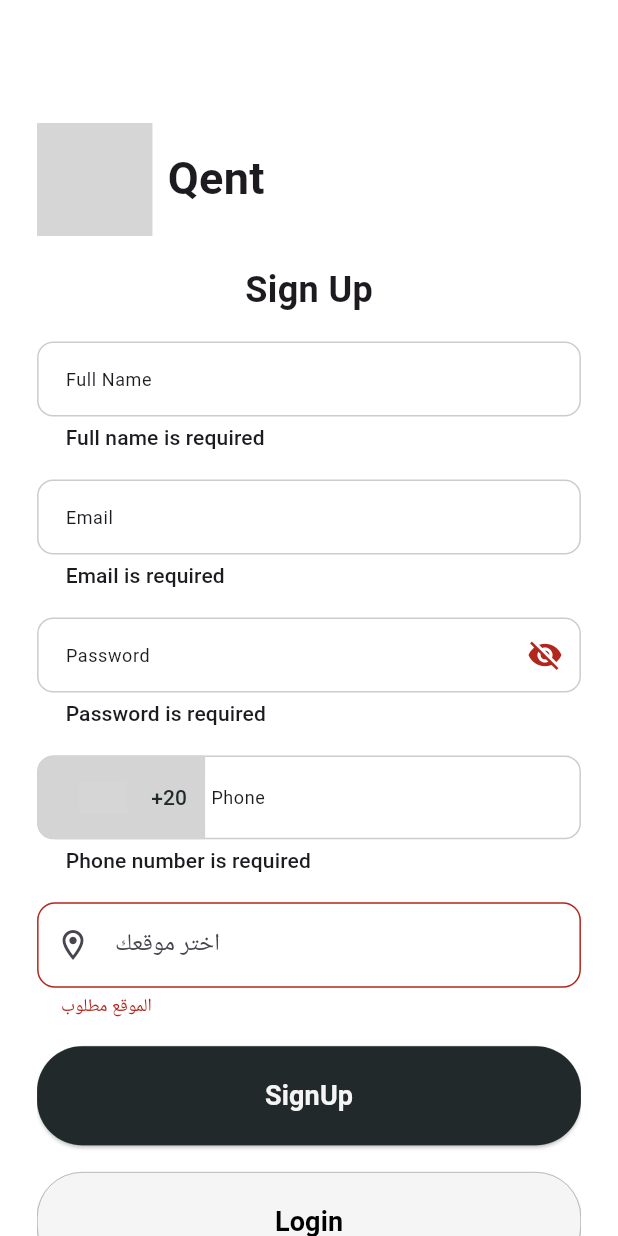
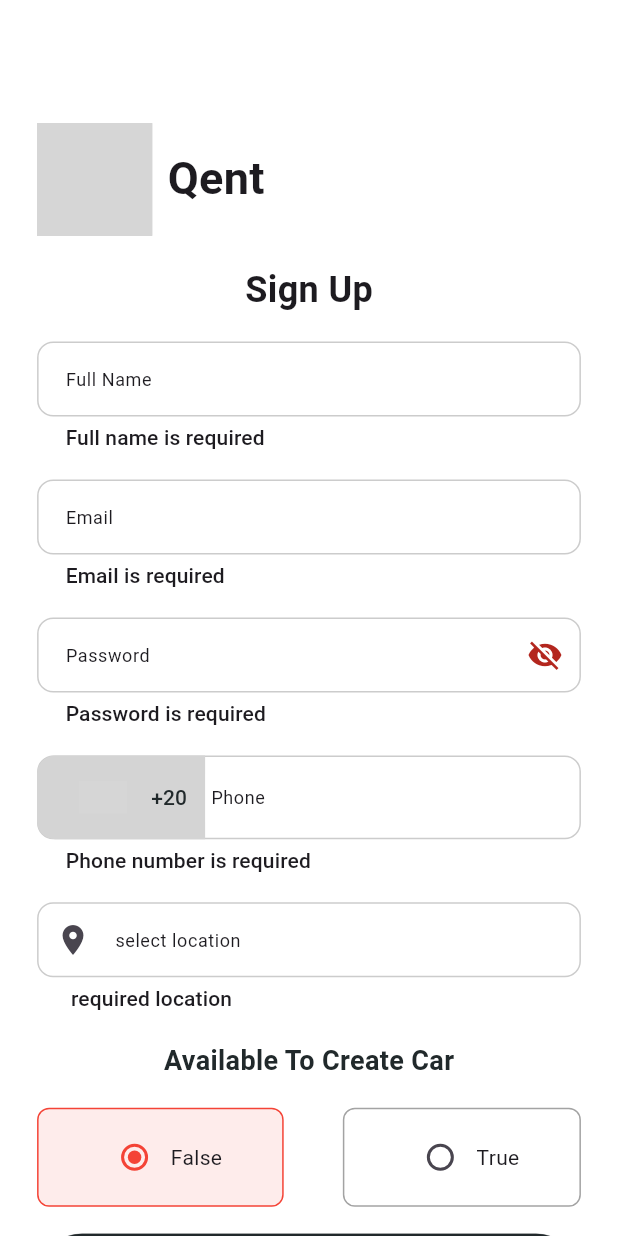
Before and after one commit to belaleid5/car_app, a Flutter app: the SignUpScreen screen opened by its route, after a tap on "SignUp", on a phone screen of 412 x 824 dp. Run offline on Flutter 3.47's test engine with Material 3 defaults, Android fonts, the phone set to English and light mode, and no system bars; drawn by our look-alikes of country_code_picker; our stand-ins replace connectivity_plus, country_picker, dartz, dio, equatable, flutter_bloc and 7 more; accounts and stored records are empty; network calls fail; grey boxes are pictures that could not be loaded.

Commit message:
finish  logic available to create car

```diff
--- a/lib/features/auth/data/models/register_request_model.dart
+++ b/lib/features/auth/data/models/register_request_model.dart
@@ -8,6 +8,8 @@ class RegisterRequestModel extends RegisterRequestEntity {
     required super.phoneNumber,
     required super.countryCode,
        required super.locationId,
+       required super.availableToCreateCar,
+
 
   });
 
@@ -19,6 +21,7 @@ class RegisterRequestModel extends RegisterRequestEntity {
       password: entity.password,
       countryCode: entity.countryCode,
       phoneNumber: entity.phoneNumber,
+      availableToCreateCar: entity.availableToCreateCar,
     );
   }
 
@@ -30,6 +33,7 @@ class RegisterRequestModel extends RegisterRequestEntity {
       'country_id': countryCode,
       'phone': phoneNumber,
       "location_id":locationId,
+    "available_to_create_car": availableToCreateCar ? 1 : 0,
     };
   }
 }
--- a/lib/features/auth/domain/entities/register_request_entity.dart
+++ b/lib/features/auth/domain/entities/register_request_entity.dart
@@ -7,6 +7,7 @@ class RegisterRequestEntity extends Equatable {
   final int locationId;
   final String countryCode;
   final String phoneNumber;
+  final bool availableToCreateCar;
 
   const RegisterRequestEntity( {
     required this.locationId,
@@ -15,6 +16,7 @@ class RegisterRequestEntity extends Equatable {
     required this.password,
     required this.countryCode,
     required this.phoneNumber,
+    required this.availableToCreateCar,
   });
 
   @override
--- a/lib/features/auth/presentation/widgets/auth_section_sign_up.dart
+++ b/lib/features/auth/presentation/widgets/auth_section_sign_up.dart
@@ -15,6 +15,7 @@ import 'package:car_app/features/auth/presentation/blocs/auth_states.dart';
 import 'package:car_app/features/auth/presentation/widgets/custom_coountry_phone.dart';
 import 'package:car_app/features/auth/presentation/widgets/custom_passsword_text_form.dart';
 import 'package:car_app/features/auth/presentation/widgets/custom_select_location.dart';
+import 'package:car_app/features/auth/presentation/widgets/toggilr_radio.dart';
 import 'package:flutter/material.dart';
 import 'package:flutter_bloc/flutter_bloc.dart';
 
@@ -37,6 +38,7 @@ class _AuthSectionSignUpState extends State<AuthSectionSignUp> {
   String _countryCode = '+20';
   String _phoneNumber = '';
   LocationEntity? _selectedLocation;
+  bool _availableToCreateCar = false;
 
   @override
   void dispose() {
@@ -89,16 +91,19 @@ class _AuthSectionSignUpState extends State<AuthSectionSignUp> {
                 hintText: 'Full Name',
                 validate: (value) => Validators.validateFullName(value),
               ),
+
               AdaptiveInputField(
                 controller: _emailController,
                 context: context,
                 hintText: 'Email',
                 validate: (value) => Validators.validateEmail(value),
               ),
+
               CustomPasswordFormField(
                 passwordController: _passwordController,
                 validate: (value) => Validators.validatePassword(value),
               ),
+
               CountryPhoneInputField(
                 phoneController: _phoneController,
                 validator: (value) => Validators.validatePhone(value),
@@ -114,7 +119,20 @@ class _AuthSectionSignUpState extends State<AuthSectionSignUp> {
                   });
                 },
               ),
-
+              Text(
+                "Available To Create Car",
+                style: AppTextStyles.bodyLarge().copyWith(
+                  color: AppColors.neutral900,
+                  fontWeight: FontWeight.w600,
+                ),
+              ),
+              ToggleRadio(
+                onChanged: (int value) {
+                  setState(() {
+                    _availableToCreateCar = value == 1;
+                  });
+                },
+              ),
               CustomElevatedButton(
                 res: res,
                 titleColor: AppColors.neutral100,
@@ -139,12 +157,12 @@ class _AuthSectionSignUpState extends State<AuthSectionSignUp> {
                             countryCode: _countryCode.trim(),
                             phoneNumber: _phoneNumber.trim(),
                             locationId: _selectedLocation!.id,
+                            availableToCreateCar: _availableToCreateCar,
                           );
                           context.read<AuthCubit>().register(registerRequest);
                         }
                       },
               ),
-
               CustomElevatedButton(
                 res: res,
                 titleColor: AppColors.black,
--- a/lib/features/auth/presentation/widgets/custom_select_location.dart
+++ b/lib/features/auth/presentation/widgets/custom_select_location.dart
@@ -13,20 +13,18 @@ class CustomSelectLocation extends StatelessWidget {
   const CustomSelectLocation({
     super.key,
     required this.locationController,
-    required this.onLocationSelected, // اجعلها مطلوبة
+    required this.onLocationSelected,
   });
 
   @override
   Widget build(BuildContext context) {
-    return TextFormField(
+    return AdaptiveInputField(
       controller: locationController,
       readOnly: true,
-      decoration: InputDecoration(
-        hintText: 'اختر موقعك',
-        prefixIcon: const Icon(Icons.location_on_outlined),
-        border: OutlineInputBorder(borderRadius: BorderRadius.circular(12)),
-      ),
-      validator: (value) => value == null || value.isEmpty ? 'الموقع مطلوب' : null,
+      hintText: "select location",
+      prefix: Icon(Icons.location_on),
+      context:context,
+      validate: (value) => value == null || value.isEmpty ? ' required location' : null,
       onTap: () async {
         final result = await showModalBottomSheet<LocationEntity>(
           context: context,
@@ -34,7 +32,7 @@ class CustomSelectLocation extends StatelessWidget {
           backgroundColor: Colors.transparent,
           builder: (_) => BlocProvider.value(
             value: BlocProvider.of<AuthCubit>(context),
-            child: const LocationsBottomSheet(), // افترض أن هذا هو الـ BottomSheet
+            child: const LocationsBottomSheet(),
           ),
         );
 
--- /dev/null
+++ b/lib/features/auth/presentation/widgets/toggilr_radio.dart
@@ -0,0 +1,97 @@
+import 'package:car_app/core/utils/app_color.dart';
+import 'package:flutter/material.dart';
+
+class ToggleRadio extends StatefulWidget {
+  final int initialValue; // 0 or 1
+  final ValueChanged<int> onChanged; // callback
+
+  const ToggleRadio({
+    super.key,
+    this.initialValue = 0,
+    required this.onChanged,
+  });
+
+  @override
+  State<ToggleRadio> createState() => _ToggleRadioState();
+}
+
+class _ToggleRadioState extends State<ToggleRadio> {
+  late int _selectedValue;
+
+  @override
+  void initState() {
+    super.initState();
+    _selectedValue = widget.initialValue;
+  }
+
+  void _updateValue(int val) {
+    setState(() => _selectedValue = val);
+    widget.onChanged(val); // 🔥 يبعته للـ parent
+  }
+
+  @override
+  Widget build(BuildContext context) {
+    return Row(
+      mainAxisAlignment: MainAxisAlignment.spaceBetween,
+      children: [
+        // Radio 0 (False)
+        GestureDetector(
+          onTap: () => _updateValue(0),
+          child: Container(
+            padding: const EdgeInsets.symmetric(horizontal: 40, vertical: 8),
+            decoration: BoxDecoration(
+              color: _selectedValue == 0
+                  ? Colors.red.withOpacity(0.1)
+                  : Colors.transparent,
+              border: Border.all(
+                color: _selectedValue == 0 ? Colors.red : AppColors.neutral400,
+              ),
+              borderRadius: BorderRadius.circular(8),
+            ),
+            child: Row(
+              mainAxisAlignment: MainAxisAlignment.spaceAround,
+              children: [
+                Radio<int>(
+                  value: 0,
+                  groupValue: _selectedValue,
+                  onChanged: (val) => _updateValue(val!),
+                  activeColor: Colors.red,
+                ),
+                const Text("False"),
+              ],
+            ),
+          ),
+        ),
+
+        GestureDetector(
+          onTap: () => _updateValue(1),
+          child: Container(
+            padding: const EdgeInsets.symmetric(horizontal: 40, vertical: 8),
+            decoration: BoxDecoration(
+              color: _selectedValue == 1
+                  ? AppColors.neutral100
+                  : Colors.transparent,
+              border: Border.all(
+                color: _selectedValue == 1
+                    ? AppColors.neutral900
+                    : AppColors.neutral400,
+              ),
+              borderRadius: BorderRadius.circular(8),
+            ),
+            child: Row(
+              children: [
+                Radio<int>(
+                  value: 1,
+                  groupValue: _selectedValue,
+                  onChanged: (val) => _updateValue(val!),
+                  activeColor: AppColors.neutral900,
+                ),
+                const Text("True"),
+              ],
+            ),
+          ),
+        ),
+      ],
+    );
+  }
+}
```
Also changed, not shown: lib/features/auth/domain/validators/location_validator.dart (deleted, +0 -70 lines), lib/features/auth/presentation/widgets/location_bottom_sheet.dart (+20 -35 lines), lib/features/auth/presentation/pages/sign_up_screen.dart (line endings or trailing spaces).
